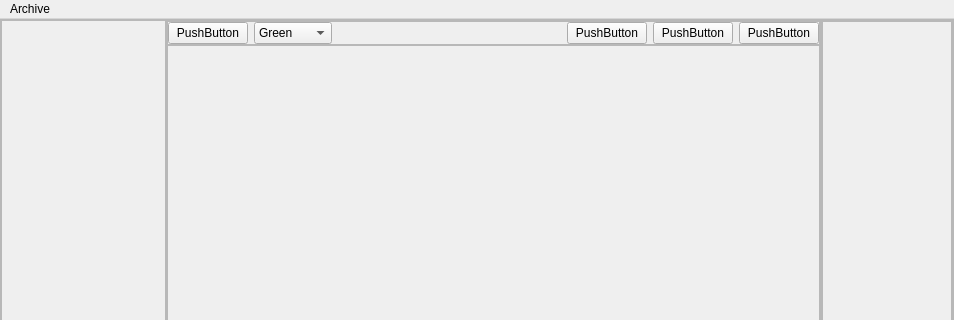
Old version of the form main.ui in the repository Gemmstone/PyNGtuber; both pictures show x 0 to 954 and y 0 to 320 of the 954 by 648 pixel window.
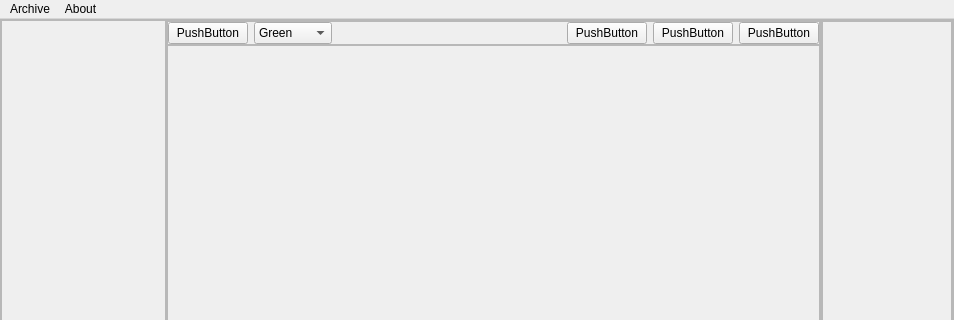
New version of the form.

Patch:
```diff
--- a/main.ui
+++ b/main.ui
@@ -443,7 +443,15 @@
     <addaction name="actionSave_Avatar"/>
     <addaction name="actionSave_As"/>
    </widget>
+   <widget class="QMenu" name="menuAbout">
+    <property name="title">
+     <string>About</string>
+    </property>
+    <addaction name="actionAbout_PyNGtuber"/>
+    <addaction name="actionCredits"/>
+   </widget>
    <addaction name="menuArchive"/>
+   <addaction name="menuAbout"/>
   </widget>
   <action name="actionLoad_Avatar">
    <property name="text">
```
Left out of the diff: 10 changed lines with no effect on the pictures.
